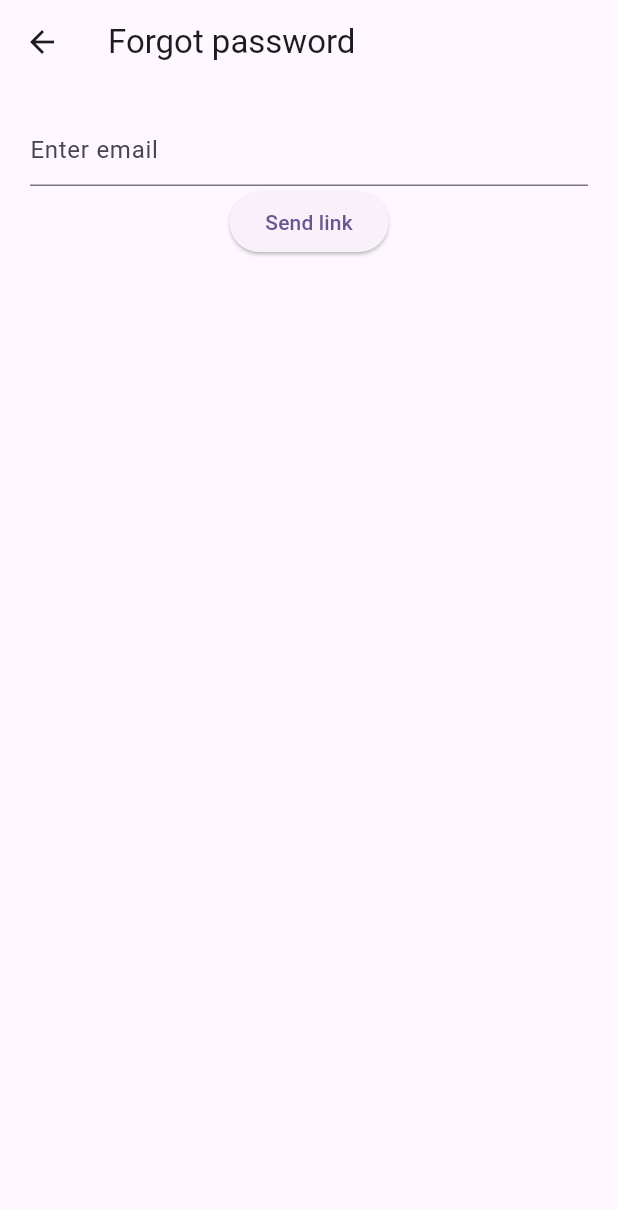
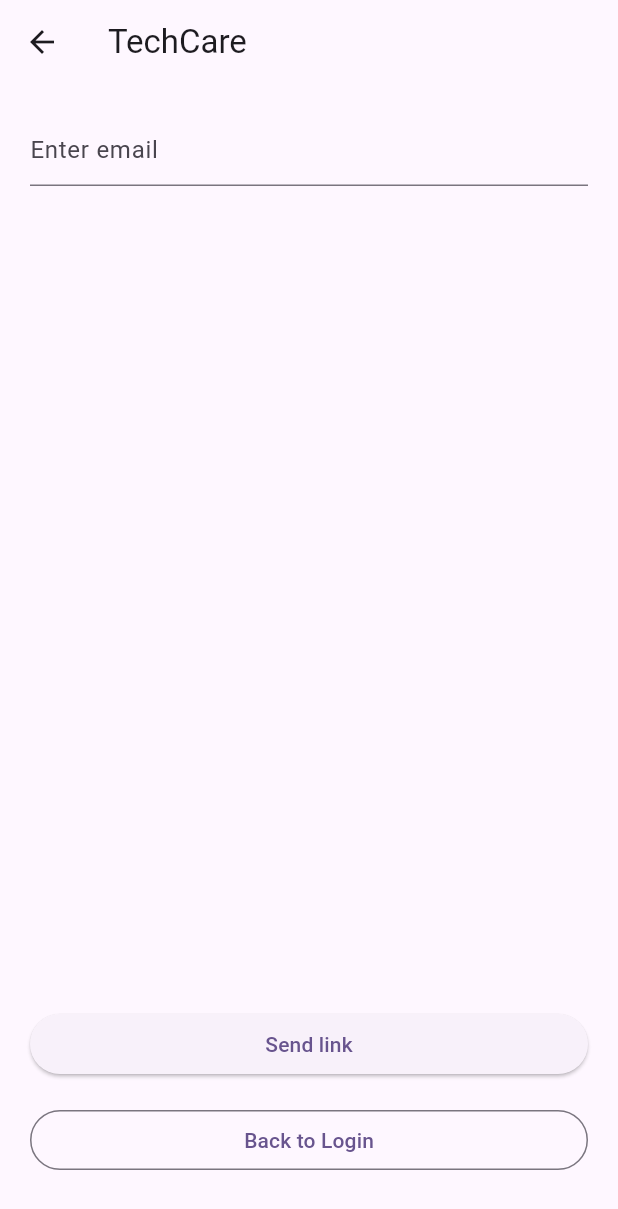
Before and after one commit to khanhdeeptryi/TechCare, a Flutter app: the screen it shows after launch, after a tap on "Forgot password", on a phone screen of 412 x 824 dp. Shown: the top 1209 px of the screen. Run offline on Flutter 3.47's test engine with Material 3 defaults, Android fonts, the phone set to English and light mode, and no system bars; our stand-ins replace firebase_auth, firebase_core, get; accounts and stored records are empty.

```diff
--- a/lib/features/authenticate/forgot.dart
+++ b/lib/features/authenticate/forgot.dart
@@ -20,7 +20,7 @@ class _ForgotState extends State<Forgot> {
   @override
   Widget build(BuildContext context) {
     return Scaffold(
-        appBar: AppBar(title: Text("Forgot password")),
+        appBar: AppBar(title: Text("TechCare")),
         body: Padding(
           padding: const EdgeInsets.all(20.0),
           child: Column(
@@ -29,7 +29,23 @@ class _ForgotState extends State<Forgot> {
                 controller: email,
                 decoration: InputDecoration(hintText: 'Enter email'),
               ),
-              ElevatedButton(onPressed: (()=>reset()), child: Text("Send link"))
+              Spacer(),
+              SizedBox(
+                width: double.infinity,
+                child: ElevatedButton(
+                  onPressed: (()=>reset()),
+                  child: Text("Send link")
+                ),
+              ),
+              SizedBox(height: 16,),
+              SizedBox(
+                width: double.infinity,
+                child: OutlinedButton(
+                  onPressed: (()=>Get.back()),
+                  child: Text("Back to Login")
+                ),
+              ),
+              SizedBox(height: 20,),
             ],
           ),
         )
--- a/lib/features/authenticate/login.dart
+++ b/lib/features/authenticate/login.dart
@@ -79,7 +79,7 @@ class _LoginState extends State<Login> {
   @override
   Widget build(BuildContext context) {
     return Scaffold(
-      appBar: AppBar(title: Text("Login")),
+      appBar: AppBar(title: Text("TechCare")),
       body: Padding(
         padding: const EdgeInsets.all(20.0),
         child: Column(
@@ -92,11 +92,34 @@ class _LoginState extends State<Login> {
               controller: password,
               decoration: InputDecoration(hintText: 'Enter password'),
             ),
-            ElevatedButton(onPressed: (()=>signIn()), child: Text("Login")),
-            SizedBox(height: 30,),
-            ElevatedButton(onPressed: (()=>Get.to(Signup())), child: Text("Register now")),
-            SizedBox(height: 30,),
-            ElevatedButton(onPressed: (()=>Get.to(Forgot())), child: Text("Forgot password")),
+            Align(
+              alignment: Alignment.centerRight,
+              child: TextButton(
+                onPressed: (()=>Get.to(Forgot())),
+                child: Text("Forgot password")
+              ),
+            ),
+            Spacer(),
+            SizedBox(
+              width: double.infinity,
+              child: OutlinedButton(
+                onPressed: (()=>Get.to(Signup())),
+                child: Text("Register now")
+              ),
+            ),
+            SizedBox(height: 16,),
+            SizedBox(
+              width: double.infinity,
+              child: ElevatedButton(
+                onPressed: (()=>signIn()),
+                style: ElevatedButton.styleFrom(
+                  backgroundColor: Colors.blue,
+                  foregroundColor: Colors.white,
+                ),
+                child: Text("Login")
+              ),
+            ),
+            SizedBox(height: 20,),
           ],
         ),
       )
--- a/lib/homepage.dart
+++ b/lib/homepage.dart
@@ -18,7 +18,7 @@ class _HomepageState extends State<Homepage> {
   @override
   Widget build(BuildContext context) {
     return Scaffold(
-      appBar: AppBar(title: Text("Homepage"),),
+      appBar: AppBar(title: Text("TechCare"),),
       body: Center(
         child: Text('${user!.email}'),
       ),
```
Also changed, not shown: lib/features/authenticate/signup.dart (+18 -2 lines).
